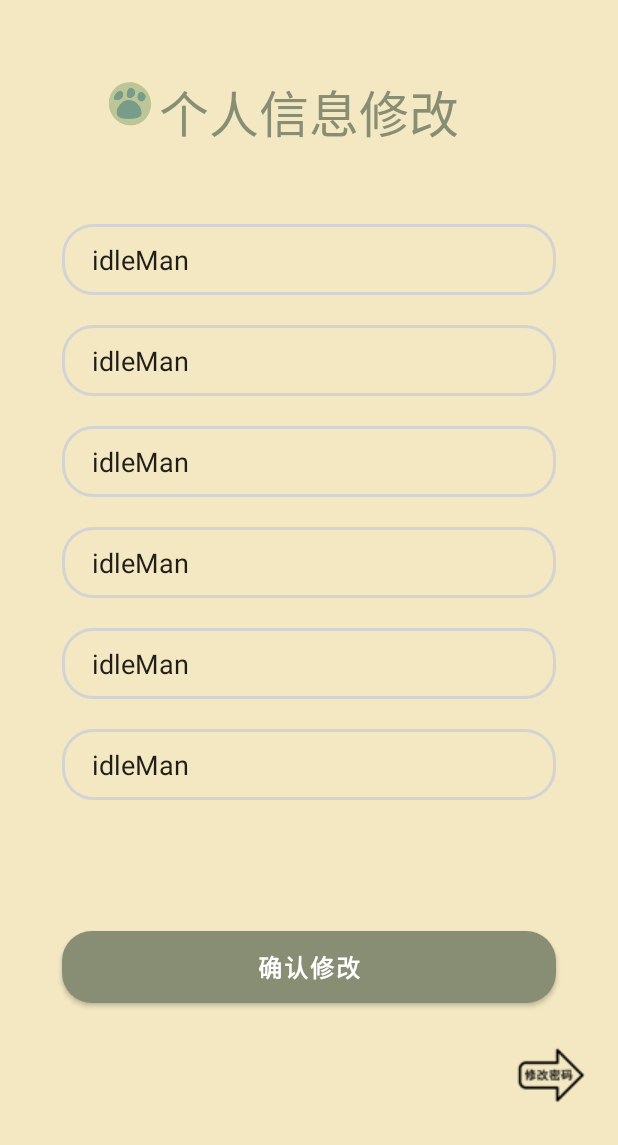
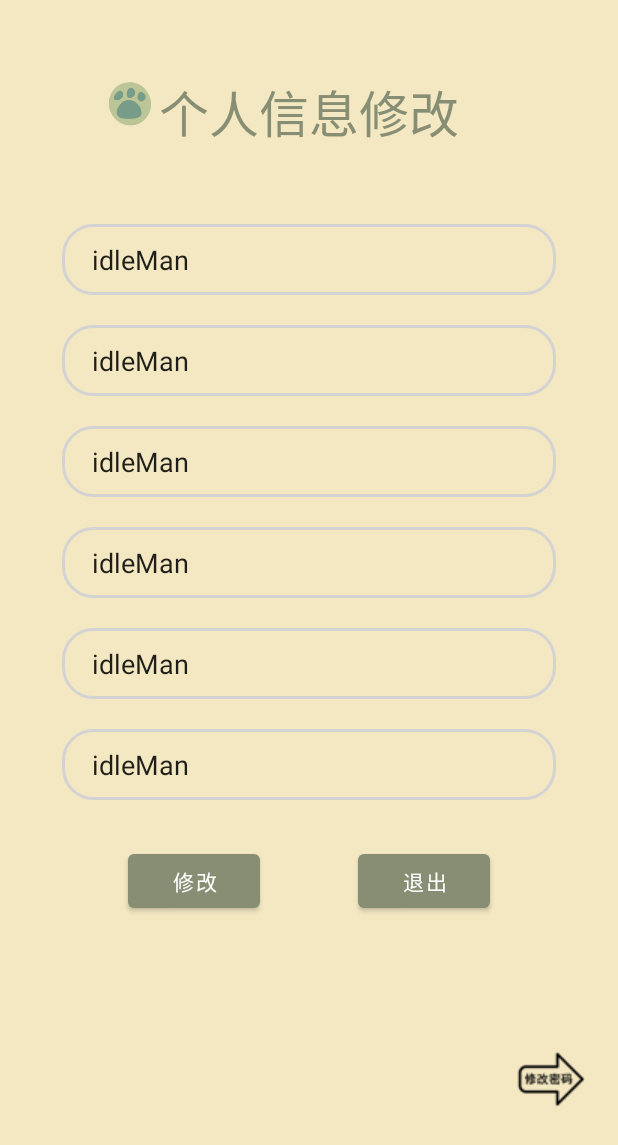
Before and after one commit to EmmaHZY/IdleMan, an Android app: the Activity_Modify_Info screen opened directly, with no data from a screen before it, on a phone screen of 412 x 824 dp. Shown: the top 1145 px of the screen. Run offline under Robolectric (Android 15) with nearby library versions, the phone set to English and light mode, and no system bars; libraries missing offline, so code that uses them is left out: com.alibaba.fastjson.

Commit message:
退出按钮

```diff
--- a/IdleMan/app/src/main/java/com/example/idleman/Activity_Task.java
+++ b/IdleMan/app/src/main/java/com/example/idleman/Activity_Task.java
@@ -79,8 +79,6 @@ public class Activity_Task extends AppCompatActivity {
 
     //退出逻辑
     public void exit(View view) {
-//        Intent intent = new Intent(Activity_Task.this, Home.class);
-//        startActivity(intent);
           Activity_Task.this.finish();
     }
 
--- a/IdleMan/app/src/main/java/com/example/idleman/Activity_Task_Publish.java
+++ b/IdleMan/app/src/main/java/com/example/idleman/Activity_Task_Publish.java
@@ -96,8 +96,7 @@ public class Activity_Task_Publish extends AppCompatActivity {
 
     //退出逻辑,退回首页
     public void cancel(View view){
-        Intent intent = new Intent(Activity_Task_Publish.this, Home.class);
-        startActivity(intent);
+        Activity_Task_Publish.this.finish();
     }
 
     //发布逻辑
--- a/IdleMan/app/src/main/res/layout/activity_modify_info.xml
+++ b/IdleMan/app/src/main/res/layout/activity_modify_info.xml
@@ -119,21 +119,7 @@
             app:layout_constraintEnd_toEndOf="parent"
             app:layout_constraintVertical_bias="0"
             app:layout_constraintWidth_percent=".8"/>
-    <Button
-            android:id="@+id/modify"
-            android:layout_width="0dp"
-            android:layout_height="wrap_content"
-            app:layout_constraintWidth_percent=".8"
-            app:layout_constraintVertical_bias="0.8"
-            android:text="确认修改"
-            android:textSize="16sp"
-            android:textStyle="bold"
-            android:background="@drawable/button_bg"
-            android:textColor="@color/white"
-            app:layout_constraintTop_toTopOf="parent"
-            app:layout_constraintStart_toStartOf="parent"
-            app:layout_constraintBottom_toBottomOf="parent"
-            app:layout_constraintEnd_toEndOf="parent" android:onClick="changeMe"/>
+
     <ImageView
             android:layout_width="43dp"
             android:layout_height="42dp" app:srcCompat="@drawable/homedemo_search"
@@ -147,8 +133,21 @@
             app:layout_constraintBottom_toBottomOf="parent" android:layout_marginEnd="20dp"
             app:layout_constraintEnd_toEndOf="parent" android:layout_marginBottom="80dp"
             android:id="@+id/modify_password"
-            android:background="#00FF0000" app:layout_constraintTop_toBottomOf="@+id/modify"
-            android:layout_marginTop="20dp" android:onClick="modify_password"/>
+            android:background="#00FF0000"
+            android:onClick="modify_password"/>
+    <Button
+            android:text="修改"
+            android:layout_width="wrap_content"
+            android:layout_height="wrap_content" android:id="@+id/modify"
+            app:layout_constraintTop_toBottomOf="@+id/modify_tel_num"
+            android:layout_marginTop="30dp" app:layout_constraintStart_toStartOf="parent"
+            android:layout_marginStart="85dp" android:onClick="changeMe"/>
+    <Button
+            android:text="退出"
+            android:layout_width="wrap_content"
+            android:layout_height="wrap_content" android:id="@+id/exit"
+            app:layout_constraintTop_toBottomOf="@+id/modify_tel_num" android:layout_marginEnd="85dp"
+            app:layout_constraintEnd_toEndOf="parent" android:layout_marginTop="30dp" android:onClick="exit"/>
 
 
 </androidx.constraintlayout.widget.ConstraintLayout>
--- a/IdleMan/app/src/main/res/layout/activity_modify_password.xml
+++ b/IdleMan/app/src/main/res/layout/activity_modify_password.xml
@@ -99,7 +99,7 @@
             android:layout_height="wrap_content"
             app:layout_constraintWidth_percent=".8"
             app:layout_constraintVertical_bias="0.7"
-            android:text="取消"
+            android:text="退出"
             android:textSize="16sp"
             android:textStyle="bold"
             android:background="@drawable/button_bg"
```
Also changed, not shown: IdleMan/app/src/main/java/com/example/idleman/Activity_Modify_Info.java (+32 -2 lines).
